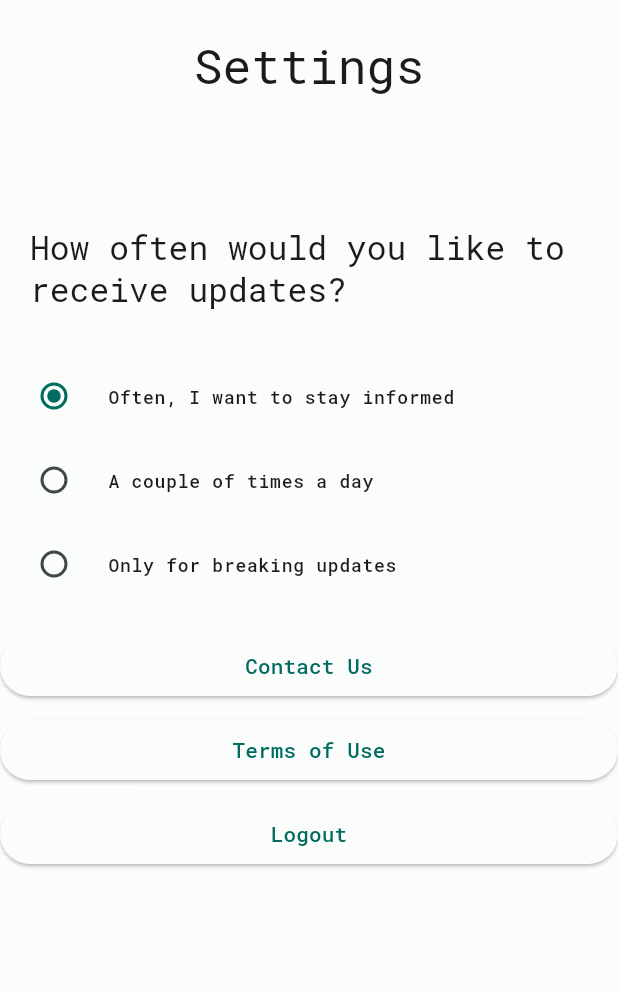
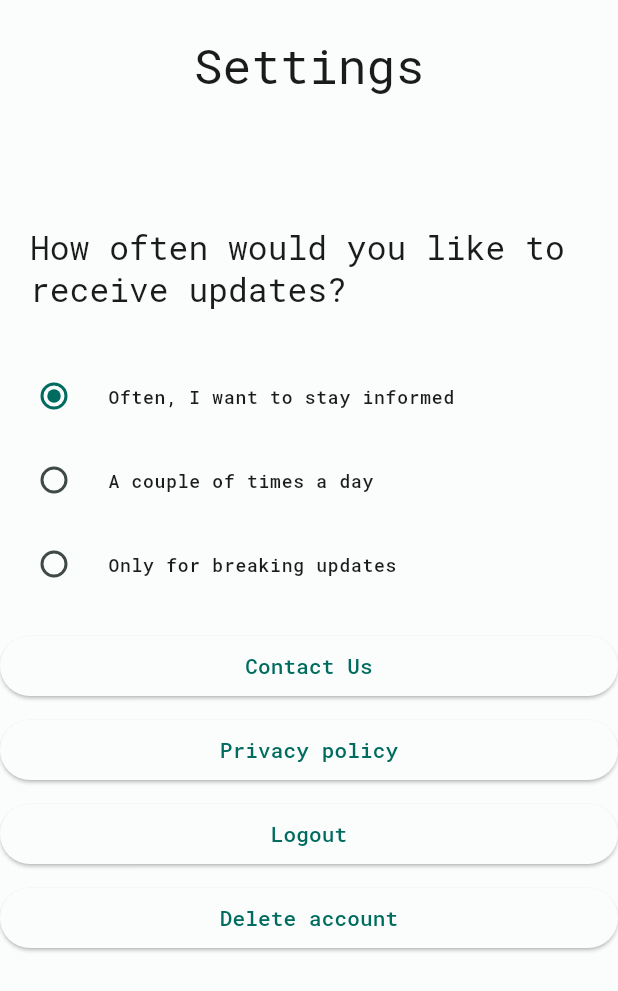
Before and after one commit to dimitrisCBR/trendit-mobile, a Flutter app: the SettingsScreen screen opened directly, on a phone screen of 412 x 824 dp. Shown: the top 991 px of the screen. Run offline on Flutter 3.47's test engine with Material 3 defaults, Android fonts, the phone set to English and light mode, and no system bars; our stand-ins replace google_fonts, package_info, shared_preferences; missing offline and left inert: flutter_emoji; accounts and stored records are empty.

```diff
--- a/lib/src/domain/api/api_service.dart
+++ b/lib/src/domain/api/api_service.dart
@@ -94,7 +94,6 @@ class APIService {
 
         final twitterTrendsJson = responseData[TrendKey.twitter.value].toList();
         final List<TwitterTrend> twitterTrends = twitterTrendsJson.map<TwitterTrend>((trendJson) {
-          print(trendJson);
           return TwitterTrend.fromJson(trendJson);
         }).toList();
 
--- a/lib/src/ui/settings/settings_screen_widget.dart
+++ b/lib/src/ui/settings/settings_screen_widget.dart
@@ -6,8 +6,7 @@ import 'package:trendit/src/ui/splash_screen_widget.dart';
 import 'package:trendit/src/ui/styles/text_styles.dart';
 import 'package:trendit/src/util/utils.dart';
 
-const URL_PRIVACY_TERMS =
-    "https://imperius.xyz/wp-content/uploads/2022/08/TRENDIT_TERMS_PRIVACY.pdf";
+const URL_PRIVACY_TERMS = "https://gist.github.com/dimitrisCBR/e1da1b08acf9359686d01226ac021e96";
 
 enum SettingsFrequency {
   often,
@@ -29,7 +28,6 @@ extension SettingsFrequencyCodes on SettingsFrequency {
 }
 
 class SettingsScreen extends StatefulWidget {
-
   const SettingsScreen({super.key});
 
   @override
@@ -153,18 +151,31 @@ class _SettingsScreenState extends State<SettingsScreen> {
         onPressed: () {
           launchURL(URL_PRIVACY_TERMS);
         },
-        child: const Text('Terms of Use'),
+        child: const Text('Privacy policy'),
       ),
       const SizedBox(height: 8.0),
       ElevatedButton(
         onPressed: () {
           StorageHelper.remove(SETTINGS_EMAIL);
-          // TODO PERFORM LOGOUT AND GO TO SPLASH
+          StorageHelper.remove(SETTINGS_TOKEN);
           Navigator.of(context).pushReplacement(
             MaterialPageRoute(builder: (_) => const SplashScreen()),
           );
         },
         child: const Text('Logout'),
+      ),
+      const SizedBox(
+        height: 8.0,
+      ),
+      ElevatedButton(
+        onPressed: () {
+
+          StorageHelper.remove(SETTINGS_EMAIL);
+          Navigator.of(context).pushReplacement(
+            MaterialPageRoute(builder: (_) => const SplashScreen()),
+          );
+        },
+        child: const Text('Delete account'),
       )
     ]));
   }
```
Also changed, not shown: lib/src/ui/home/feed/feed_screen_widget.dart (+4 -4 lines), lib/src/ui/home/feed/items/feed_item_widget.dart (renamed from lib/src/ui/home/feed/feed_card_widget.dart, +7 -7 lines), lib/src/ui/home/feed/items/google_item.dart (renamed from lib/src/ui/home/feed/google_item.dart), lib/src/ui/home/feed/items/twitter_item.dart (renamed from lib/src/ui/home/feed/twitter_item.dart), lib/src/ui/home/feed/items/youtube_item.dart (renamed from lib/src/ui/home/feed/youtube_item.dart), 1 other file.
